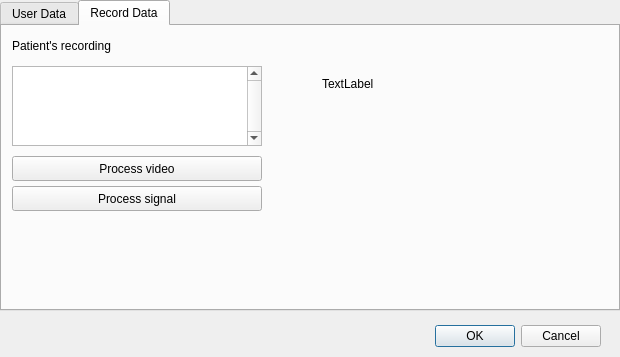
Old version of the form camInterface/patientbase.ui in the repository LucaCerina/videoPPG_cameraInterface.
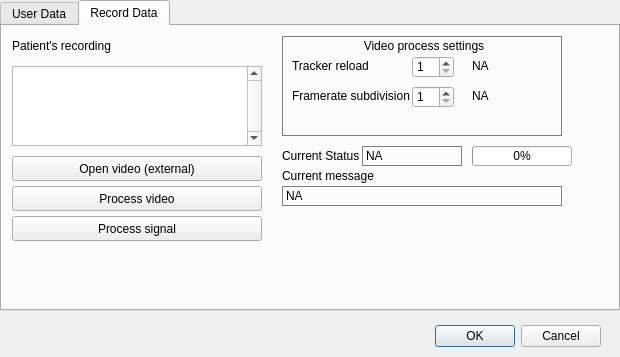
New version of the form.

Commit message: added video processing control

The edit to the form file:
```diff
--- a/camInterface/patientbase.ui
+++ b/camInterface/patientbase.ui
@@ -38,6 +38,19 @@
      <height>311</height>
     </rect>
    </property>
+   <property name="styleSheet">
+    <string notr="true">QGroupBox
+{
+border: 1px solid gray;
+}
+
+QGroupBox::title
+{
+subcontrol-origin: margin;
+subcontrol-position: top center;
+top: 3px;
+}</string>
+   </property>
    <property name="currentIndex">
     <number>1</number>
    </property>
@@ -586,7 +599,7 @@
      <property name="geometry">
       <rect>
        <x>10</x>
-       <y>130</y>
+       <y>160</y>
        <width>250</width>
        <height>25</height>
       </rect>
@@ -599,7 +612,7 @@
      <property name="geometry">
       <rect>
        <x>10</x>
-       <y>160</y>
+       <y>190</y>
        <width>250</width>
        <height>25</height>
       </rect>
@@ -608,17 +621,193 @@
       <string>Process signal</string>
      </property>
     </widget>
-    <widget class="QLabel" name="label_3">
+    <widget class="QGroupBox" name="vidSetBox">
      <property name="geometry">
       <rect>
-       <x>320</x>
-       <y>50</y>
-       <width>201</width>
-       <height>16</height>
+       <x>280</x>
+       <y>10</y>
+       <width>280</width>
+       <height>100</height>
       </rect>
      </property>
+     <property name="title">
+      <string>Video process settings</string>
+     </property>
+     <widget class="QLabel" name="label_3">
+      <property name="geometry">
+       <rect>
+        <x>10</x>
+        <y>20</y>
+        <width>80</width>
+        <height>20</height>
+       </rect>
+      </property>
+      <property name="text">
+       <string>Tracker reload</string>
+      </property>
+      <property name="alignment">
+       <set>Qt::AlignLeading|Qt::AlignLeft|Qt::AlignVCenter</set>
+      </property>
+     </widget>
+     <widget class="QLabel" name="label_4">
+      <property name="geometry">
+       <rect>
+        <x>10</x>
+        <y>50</y>
+        <width>120</width>
+        <height>20</height>
+       </rect>
+      </property>
+      <property name="text">
+       <string>Framerate subdivision</string>
+      </property>
+     </widget>
+     <widget class="QSpinBox" name="spinReload">
+      <property name="geometry">
+       <rect>
+        <x>130</x>
+        <y>20</y>
+        <width>42</width>
+        <height>22</height>
+       </rect>
+      </property>
+      <property name="minimum">
+       <number>1</number>
+      </property>
+      <property name="maximum">
+       <number>10</number>
+      </property>
+     </widget>
+     <widget class="QLabel" name="labelReloadTime">
+      <property name="geometry">
+       <rect>
+        <x>190</x>
+        <y>20</y>
+        <width>60</width>
+        <height>20</height>
+       </rect>
+      </property>
+      <property name="text">
+       <string>NA</string>
+      </property>
+     </widget>
+     <widget class="QSpinBox" name="spinTracker">
+      <property name="geometry">
+       <rect>
+        <x>130</x>
+        <y>50</y>
+        <width>42</width>
+        <height>22</height>
+       </rect>
+      </property>
+      <property name="minimum">
+       <number>1</number>
+      </property>
+      <property name="maximum">
+       <number>10</number>
+      </property>
+     </widget>
+     <widget class="QLabel" name="labelTrackerFps">
+      <property name="geometry">
+       <rect>
+        <x>190</x>
+        <y>50</y>
+        <width>60</width>
+        <height>20</height>
+       </rect>
+      </property>
+      <property name="text">
+       <string>NA</string>
+      </property>
+     </widget>
+    </widget>
+    <widget class="QPushButton" name="openVideoButton">
+     <property name="geometry">
+      <rect>
+       <x>10</x>
+       <y>130</y>
+       <width>250</width>
+       <height>25</height>
+      </rect>
+     </property>
      <property name="text">
-      <string>TextLabel</string>
+      <string>Open video (external)</string>
+     </property>
+    </widget>
+    <widget class="QLabel" name="label_5">
+     <property name="geometry">
+      <rect>
+       <x>280</x>
+       <y>120</y>
+       <width>100</width>
+       <height>20</height>
+      </rect>
+     </property>
+     <property name="text">
+      <string>Current Status</string>
+     </property>
+    </widget>
+    <widget class="QLabel" name="executionLabel">
+     <property name="geometry">
+      <rect>
+       <x>360</x>
+       <y>120</y>
+       <width>100</width>
+       <height>20</height>
+      </rect>
+     </property>
+     <property name="styleSheet">
+      <string notr="true">border: 1px solid gray
+</string>
+     </property>
+     <property name="text">
+      <string>NA</string>
+     </property>
+    </widget>
+    <widget class="QProgressBar" name="executionProgress">
+     <property name="geometry">
+      <rect>
+       <x>470</x>
+       <y>120</y>
+       <width>100</width>
+       <height>20</height>
+      </rect>
+     </property>
+     <property name="value">
+      <number>0</number>
+     </property>
+     <property name="invertedAppearance">
+      <bool>false</bool>
+     </property>
+    </widget>
+    <widget class="QLabel" name="label_6">
+     <property name="geometry">
+      <rect>
+       <x>280</x>
+       <y>140</y>
+       <width>100</width>
+       <height>20</height>
+      </rect>
+     </property>
+     <property name="text">
+      <string>Current message</string>
+     </property>
+    </widget>
+    <widget class="QLabel" name="outputLabel">
+     <property name="geometry">
+      <rect>
+       <x>280</x>
+       <y>160</y>
+       <width>280</width>
+       <height>20</height>
+      </rect>
+     </property>
+     <property name="styleSheet">
+      <string notr="true">border: 1px solid gray
+</string>
+     </property>
+     <property name="text">
+      <string>NA</string>
      </property>
     </widget>
    </widget>
```
The commit also changes 12 other files.
